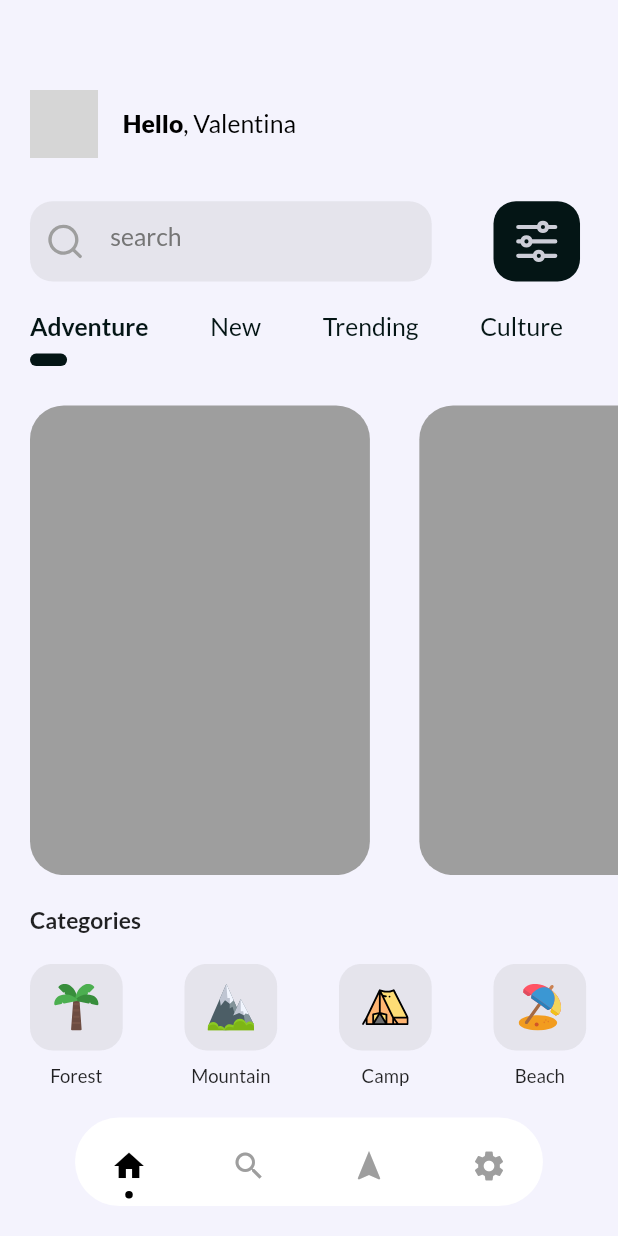
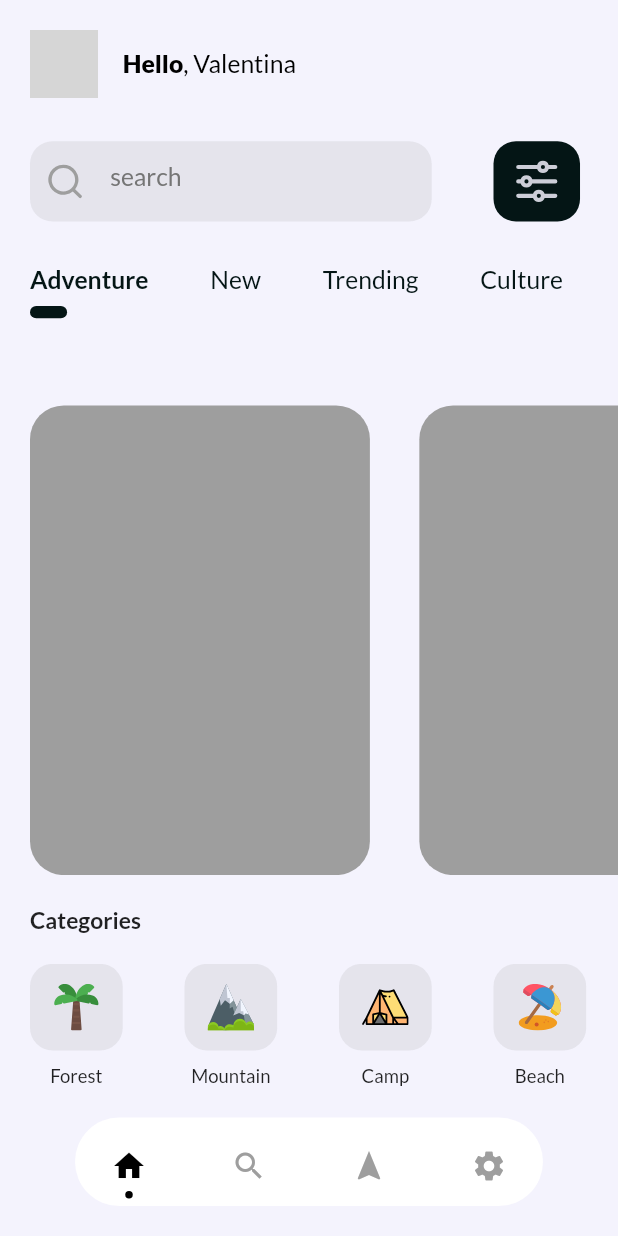
Before and after one commit to jxstxn1/Travel-App, a Flutter app: the HomeScreen screen opened directly, on a phone screen of 412 x 824 dp. Run offline on Flutter 3.47's test engine with Material 2 defaults, Android fonts, the phone set to English and light mode, and no system bars; drawn by our look-alikes of dot_navigation_bar; our stand-ins replace flutter_svg, google_fonts, shimmer_animation; grey boxes are pictures that could not be loaded.

Commit message:
played around again

```diff
--- a/travel/lib/screens/home_screen.dart
+++ b/travel/lib/screens/home_screen.dart
@@ -129,7 +129,7 @@ class _HomeScreenState extends State<HomeScreen> {
             children: [
               Padding(
                 padding: EdgeInsets.fromLTRB(
-                    kDefaultPadding, kDefaultPadding * 3, kDefaultPadding, 0),
+                    kDefaultPadding, kDefaultPadding, kDefaultPadding, 0),
                 child: PictureWithText(),
               ),
               SizedBox(height: size.height * .035),
@@ -138,8 +138,8 @@ class _HomeScreenState extends State<HomeScreen> {
                     EdgeInsets.fromLTRB(kDefaultPadding, 0, kDefaultPadding, 0),
                 child: SearchWithButton(),
               ),
-              SizedBox(height: size.height * .025),
-              Flexible(
+              SizedBox(height: size.height * .035),
+              Expanded(
                 child: Padding(
                   padding: EdgeInsets.fromLTRB(kDefaultPadding, 0, 0, 0),
                   child: TopNavigationBar(),
--- a/travel/lib/widgets/item.dart
+++ b/travel/lib/widgets/item.dart
@@ -50,7 +50,7 @@ class _ItemState extends State<Item> {
       children: [
         Shimmer(
           duration: Duration(milliseconds: 300),
-          interval: Duration(seconds: 0),
+          interval: Duration(milliseconds: 300),
           enabled: isShimmerEnabled,
           color: Colors.white,
           child: isShimmerEnabled
```
